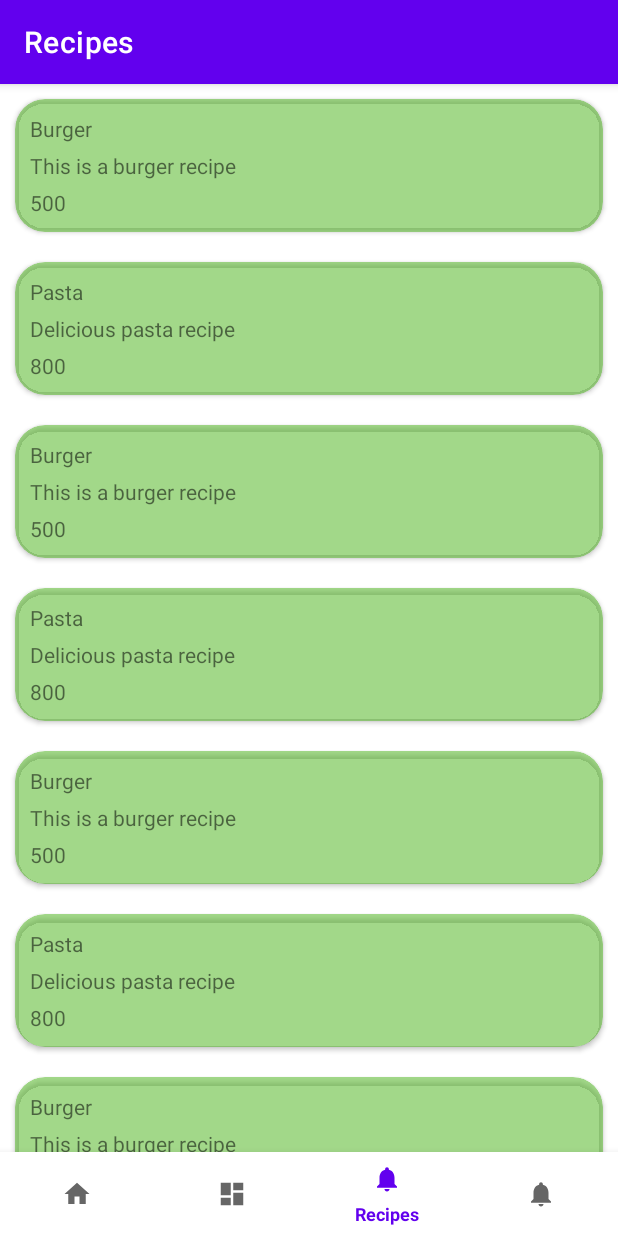
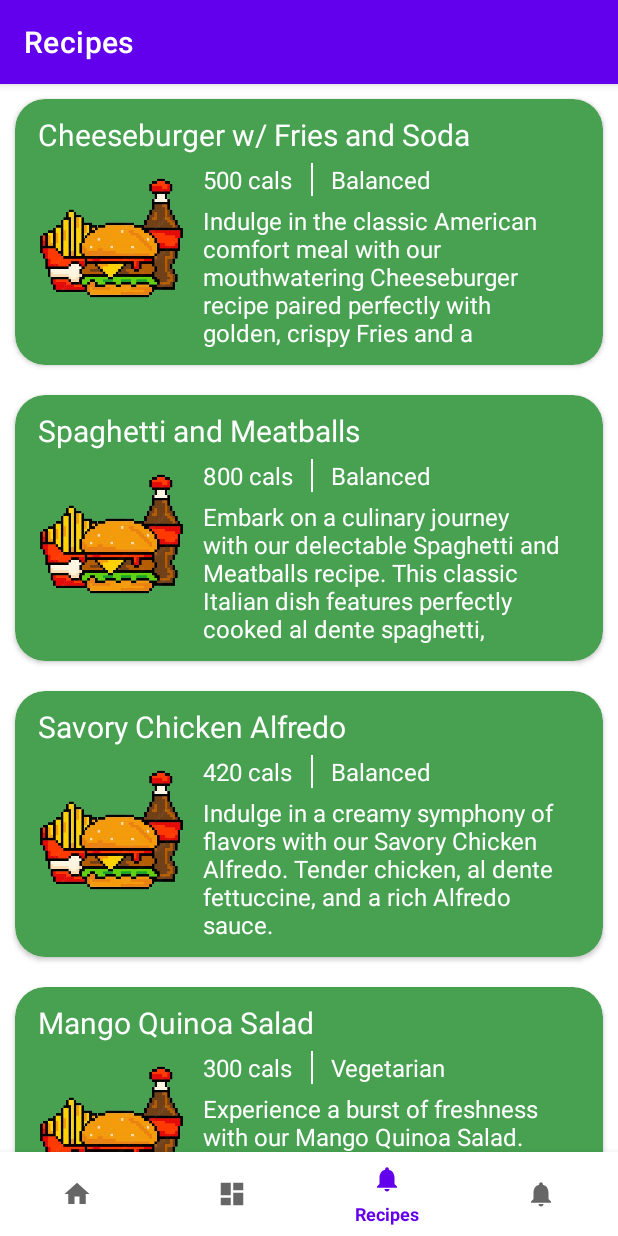
Before and after one commit to JohnSalinas123/CS4750_PantryPal, an Android app: the screen it shows after launch (MainActivity), item 3 of the bottom bar chosen, on a phone screen of 412 x 824 dp. Run offline under Robolectric (Android 15) with nearby library versions, the phone set to English and light mode, and no system bars; our stand-ins replace navigation-ui.

Commit message:
add recipe list image, and diet

```diff
--- a/app/src/main/java/com/example/pantry_pal/data/Recipe.kt
+++ b/app/src/main/java/com/example/pantry_pal/data/Recipe.kt
@@ -6,7 +6,7 @@ data class Recipe (
     val name: String,
     val calories: Int,
     val description: String,
-    val vegetarian : Boolean,
+    val diet : String,
     val ingredients: List<IngredientForRecipe>,
     val steps: List<Step>
 
@@ -15,6 +15,7 @@ data class Recipe (
 data class IngredientForRecipe(
     val ingredientsId: Int,
     val name: String,
+    val quantity: String,
     val category: String,
 
 )
--- a/app/src/main/java/com/example/pantry_pal/ui/recipes/RecipesAdapter.kt
+++ b/app/src/main/java/com/example/pantry_pal/ui/recipes/RecipesAdapter.kt
@@ -1,10 +1,12 @@
 package com.example.pantry_pal.ui.recipes
 
+import android.provider.Settings.Global.getString
 import android.view.LayoutInflater
 import android.view.ViewGroup
 import androidx.recyclerview.widget.DiffUtil
 import androidx.recyclerview.widget.ListAdapter
 import androidx.recyclerview.widget.RecyclerView
+import com.example.pantry_pal.R
 import com.example.pantry_pal.data.Recipe
 import com.example.pantry_pal.databinding.ListItemRecipeBinding
 
@@ -16,7 +18,8 @@ class RecipeViewHolder(
 
     fun bind(recipe: Recipe) {
         binding.recipeName.text = recipe.name
-        binding.recipeCalories.text = recipe.calories.toString()
+        binding.recipeCalories.text = binding.root.context.getString(R.string.calories_format, recipe.calories)
+        binding.recipeDiet.text = recipe.diet
         binding.recipeDescription.text = recipe.description
 
         itemView.setOnClickListener { onItemClick(recipe)}
--- a/app/src/main/java/com/example/pantry_pal/ui/recipes/RecipesViewModel.kt
+++ b/app/src/main/java/com/example/pantry_pal/ui/recipes/RecipesViewModel.kt
@@ -49,20 +49,20 @@ class RecipesViewModel : ViewModel() {
 
     private fun createMockRecipes(): List<Recipe> {
         return listOf(
-            Recipe(1, "Burger",500, "This is a burger recipe", false, createMockIngredients(), createMockSteps()),
-            Recipe(2, "Pasta",800, "Delicious pasta recipe", true, createMockIngredients(), createMockSteps()),
-            Recipe(3, "Burger",500, "This is a burger recipe", false, createMockIngredients(), createMockSteps()),
-            Recipe(4, "Pasta",800, "Delicious pasta recipe", true, createMockIngredients(), createMockSteps()),
-            Recipe(5, "Burger",500, "This is a burger recipe", false, createMockIngredients(), createMockSteps()),
-            Recipe(6, "Pasta",800, "Delicious pasta recipe", true, createMockIngredients(), createMockSteps()),
-            Recipe(7, "Burger",500, "This is a burger recipe", false, createMockIngredients(), createMockSteps()),
-            Recipe(8, "Pasta",800, "Delicious pasta recipe", true, createMockIngredients(), createMockSteps()),
-            Recipe(9, "Burger",500, "This is a burger recipe", false, createMockIngredients(), createMockSteps()),
-            Recipe(10, "Pasta",800, "Delicious pasta recipe", true, createMockIngredients(), createMockSteps()),
-            Recipe(11, "Burger",500, "This is a burger recipe", false, createMockIngredients(), createMockSteps()),
-            Recipe(12, "Pasta", 800,"Delicious pasta recipe", true, createMockIngredients(), createMockSteps()),
-            Recipe(13, "Burger",500, "This is a burger recipe", false, createMockIngredients(), createMockSteps()),
-            Recipe(14, "Pasta", 800,"Delicious pasta recipe", true, createMockIngredients(), createMockSteps()),
+            Recipe(1, "Cheeseburger w/ Fries and Soda",500, "Indulge in the classic American comfort meal with our mouthwatering Cheeseburger recipe paired perfectly with golden, crispy Fries and a refreshing Soda. Succulent beef patty topped with melted cheese, crisp lettuce, juicy tomatoes, and zesty pickles, all nestled within a soft, toasted bun. Served alongside a generous portion of seasoned fries for that perfect crunch, and a chilled soda to complement the flavors. Elevate your dining experience with this timeless trio of Cheeseburger, Fries, and Soda – a delightful symphony of taste, texture, and satisfaction!", "Balanced", createMockIngredients(), createMockSteps()),
+            Recipe(2, "Spaghetti and Meatballs",800, "Embark on a culinary journey with our delectable Spaghetti and Meatballs recipe. This classic Italian dish features perfectly cooked al dente spaghetti, generously smothered in a rich, savory tomato sauce. Nestled atop this pasta perfection are succulent, homemade meatballs, a harmonious blend of seasoned ground meat. Garnished with a sprinkle of Parmesan cheese and fresh basil, this dish promises a symphony of flavors and textures in every forkful. Whether you're a fan of Italian cuisine or seeking a comforting and satisfying meal, our Spaghetti and Meatballs recipe is a timeless choice that will tantalize your taste buds.", "Balanced", createMockIngredients(), createMockSteps()),
+            Recipe(3, "Savory Chicken Alfredo", 420, "Indulge in a creamy symphony of flavors with our Savory Chicken Alfredo. Tender chicken, al dente fettuccine, and a rich Alfredo sauce.", "Balanced", createMockIngredients(), createMockSteps()),
+            Recipe(4, "Mango Quinoa Salad", 300, "Experience a burst of freshness with our Mango Quinoa Salad. Quinoa, ripe mango chunks, and a tangy citrus dressing.", "Vegetarian", createMockIngredients(), createMockSteps()),
+            Recipe(5, "Spicy Black Bean Tacos", 350, "Add a kick to your day with our Spicy Black Bean Tacos. Flavorful black beans, crisp lettuce, and a spicy salsa.", "Vegan", createMockIngredients(), createMockSteps()),
+            Recipe(6, "Garlic Parmesan Shrimp", 380, "Elevate your seafood experience with Garlic Parmesan Shrimp. Succulent shrimp coated in a garlic parmesan crust.", "Pescatarian", createMockIngredients(), createMockSteps()),
+            Recipe(7, "Mediterranean Chickpea Bowl", 320, "Escape to the Mediterranean with our Chickpea Bowl. Chickpeas, olives, and feta cheese in a lemon herb dressing.", "Mediterranean", createMockIngredients(), createMockSteps()),
+            Recipe(8, "Teriyaki Tofu Stir-Fry", 280, "Savor the umami goodness of Teriyaki Tofu Stir-Fry. Crispy tofu, colorful vegetables, and a sweet teriyaki glaze.", "Vegetarian", createMockIngredients(), createMockSteps()),
+            Recipe(9, "Cajun Grilled Salmon", 400, "Enjoy a taste of the bayou with our Cajun Grilled Salmon. Spicy Cajun seasoning on a perfectly grilled salmon fillet.", "Pescatarian", createMockIngredients(), createMockSteps()),
+            Recipe(10, "Caprese Pesto Panini", 350, "Delight in the simplicity of our Caprese Pesto Panini. Fresh tomatoes, mozzarella, basil, and a dollop of pesto.", "Vegetarian", createMockIngredients(), createMockSteps()),
+            Recipe(11, "Thai Basil Beef Noodles", 430, "Experience the bold flavors of Thai cuisine with our Basil Beef Noodles. Stir-fried beef, rice noodles, and aromatic basil.", "Balanced", createMockIngredients(), createMockSteps()),
+            Recipe(12, "Sweet Potato & Black Bean Chili", 320, "Warm your soul with Sweet Potato & Black Bean Chili. Hearty black beans, sweet potatoes, and a blend of spices.", "Vegetarian", createMockIngredients(), createMockSteps()),
+            Recipe(13, "Lemon Herb Grilled Chicken", 380, "Tantalize your taste buds with Lemon Herb Grilled Chicken. Juicy chicken marinated in zesty lemon and herbs.", "Balanced", createMockIngredients(), createMockSteps()),
+            Recipe(14, "Spinach and Feta Stuffed Mushrooms", 250, "Delight in a bite-sized treat with Spinach and Feta Stuffed Mushrooms. Mushrooms filled with a savory spinach and feta mixture.", "Vegetarian", createMockIngredients(), createMockSteps()),
 
             // Add more mock recipes as needed
         )
@@ -70,9 +70,9 @@ class RecipesViewModel : ViewModel() {
 
     private fun createMockIngredients(): List<IngredientForRecipe> {
         return listOf(
-            IngredientForRecipe(1, "Beef Patty", "protein"),
-            IngredientForRecipe(2, "Cheddar Cheese", "dairy"),
-            IngredientForRecipe(3, "Lettuce", "vegetable")
+            IngredientForRecipe(1, "Beef Patty", "1 patty", "protein"),
+            IngredientForRecipe(2, "Cheddar Cheese", "200 grams", "dairy"),
+            IngredientForRecipe(3, "Lettuce", "400 grams","vegetable")
             // Add more mock ingredients as needed
         )
     }
--- a/app/src/main/res/layout/list_item_recipe.xml
+++ b/app/src/main/res/layout/list_item_recipe.xml
@@ -5,50 +5,104 @@
     android:layout_width="match_parent"
     android:layout_height="wrap_content"
     android:layout_margin="10dp"
-    card_view:cardBackgroundColor="#8046b115"
-    card_view:cardCornerRadius="20dp">
+    card_view:cardBackgroundColor="#47a151"
+    card_view:cardCornerRadius="20dp"
+    card_view:cardUseCompatPadding="false">
 
-    <!-- Main Content View -->
     <androidx.constraintlayout.widget.ConstraintLayout
         android:layout_width="match_parent"
         android:layout_height="wrap_content">
 
         <TextView
             android:id="@+id/recipe_name"
-            android:layout_width="match_parent"
+            android:layout_width="0dp"
             android:layout_height="wrap_content"
-            android:layout_marginStart="10dp"
+            android:layout_marginStart="15dp"
             android:layout_marginTop="10dp"
             android:layout_marginEnd="10dp"
             android:text="@string/recipe_name_placeholder"
+            android:textColor="#ffffff"
+            android:textSize="20sp"
             card_view:layout_constraintEnd_toEndOf="parent"
+            card_view:layout_constraintHorizontal_bias="0.053"
             card_view:layout_constraintStart_toStartOf="parent"
             card_view:layout_constraintTop_toTopOf="parent" />
 
+        <ImageView
+            android:id="@+id/recipe_image"
+            android:layout_width="100dp"
+            android:layout_height="100dp"
+            android:layout_marginStart="15dp"
+            android:layout_marginTop="5dp"
+            android:layout_marginBottom="10dp"
+            android:contentDescription="@string/burger_meal_description"
+            android:scaleType="centerCrop"
+            android:src="@drawable/burger_meal"
+            card_view:layout_constraintBottom_toBottomOf="parent"
+            card_view:layout_constraintEnd_toEndOf="parent"
+            card_view:layout_constraintHorizontal_bias="0.0"
+            card_view:layout_constraintStart_toStartOf="parent"
+            card_view:layout_constraintTop_toBottomOf="@+id/recipe_name"
+            card_view:layout_constraintVertical_bias="0.0" />
+
         <TextView
-            android:id="@+id/recipe_description"
-            android:layout_width="match_parent"
-            android:layout_height="wrap_content"
+            android:id="@+id/recipe_calories"
+            android:layout_width="80dp"
+            android:layout_height="22dp"
             android:layout_marginStart="10dp"
             android:layout_marginTop="5dp"
-            android:layout_marginEnd="10dp"
-            android:text="@string/recipe_description_placeholder"
+            android:text="@string/recipe_calories_placeholder"
+            android:textColor="#ffffff"
+            android:textSize="16sp"
             card_view:layout_constraintEnd_toEndOf="parent"
-            card_view:layout_constraintStart_toStartOf="parent"
+            card_view:layout_constraintHorizontal_bias="0.0"
+            card_view:layout_constraintStart_toEndOf="@+id/recipe_image"
             card_view:layout_constraintTop_toBottomOf="@+id/recipe_name" />
 
         <TextView
-            android:id="@+id/recipe_calories"
-            android:layout_width="match_parent"
-            android:layout_height="wrap_content"
+            android:id="@+id/recipe_description"
+            android:layout_width="245dp"
+            android:layout_height="97dp"
             android:layout_marginStart="10dp"
             android:layout_marginTop="5dp"
             android:layout_marginEnd="10dp"
             android:layout_marginBottom="10dp"
-            android:text="@string/recipe_calories_placeholder"
+            android:text="@string/recipe_description_placeholder"
+            android:textColor="#ffffff"
+            android:textSize="16sp"
             card_view:layout_constraintBottom_toBottomOf="parent"
             card_view:layout_constraintEnd_toEndOf="parent"
-            card_view:layout_constraintStart_toStartOf="parent"
-            card_view:layout_constraintTop_toBottomOf="@+id/recipe_description" />
+            card_view:layout_constraintHorizontal_bias="0.0"
+            card_view:layout_constraintStart_toEndOf="@+id/recipe_image"
+            card_view:layout_constraintTop_toBottomOf="@+id/recipe_diet"
+            card_view:layout_constraintVertical_bias="0.0" />
+
+        <View
+            android:id="@+id/separator_line"
+            android:layout_width="1dp"
+            android:layout_height="0dp"
+            android:layout_marginStart="-8dp"
+            android:layout_marginTop="5dp"
+            android:layout_marginBottom="5dp"
+            android:background="#ffffff"
+            card_view:layout_constraintBottom_toTopOf="@id/recipe_description"
+            card_view:layout_constraintStart_toEndOf="@+id/recipe_calories"
+            card_view:layout_constraintTop_toBottomOf="@+id/recipe_name" />
+
+        <TextView
+            android:id="@+id/recipe_diet"
+            android:layout_width="100dp"
+            android:layout_height="22dp"
+            android:layout_marginStart="5dp"
+            android:layout_marginTop="5dp"
+            android:text="@string/recipe_diet_placeholder"
+            android:textColor="#ffffff"
+            android:textSize="16sp"
+            card_view:layout_constraintEnd_toEndOf="parent"
+            card_view:layout_constraintHorizontal_bias="0.0"
+            card_view:layout_constraintStart_toEndOf="@+id/recipe_calories"
+            card_view:layout_constraintTop_toBottomOf="@+id/recipe_name" />
+
+
     </androidx.constraintlayout.widget.ConstraintLayout>
 </androidx.cardview.widget.CardView>
--- a/app/src/main/res/values/strings.xml
+++ b/app/src/main/res/values/strings.xml
@@ -7,4 +7,7 @@
     <string name="recipe_name_placeholder">Recipe Name</string>
     <string name="recipe_description_placeholder">Recipe Description</string>
     <string name="recipe_calories_placeholder">Recipe Calories</string>
+    <string name="recipe_diet_placeholder">Recipe Diet</string>
+    <string name="calories_format">%d cals</string>
+    <string name="burger_meal_description">Pixel art image of a burger with fries and soda</string>
 </resources>
```
Also changed, not shown: app/src/main/res/drawable/burger_meal.png (added).
